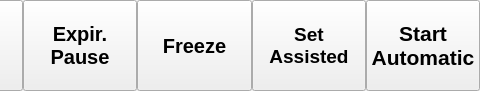
Above: gui/menu/menu.ui from MariuszSuchenek/MVM_GUI_test2 before the change; both pictures show x 320 to 800 and y 0 to 91 of the 800 by 91 pixel window. Below: the same form after it.
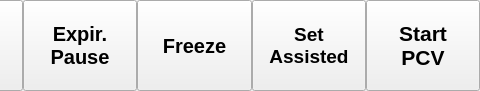
That is the form after the change.

Commit message: Automatic Mode renamed to Pressure Controlled Ventilation (PCV)

```diff
--- a/gui/menu/menu.ui
+++ b/gui/menu/menu.ui
@@ -638,7 +638,7 @@
      </property>
      <property name="text">
       <string>Start
-Automatic</string>
+PCV</string>
      </property>
     </widget>
    </item>
```
The commit also changes 4 other files.
